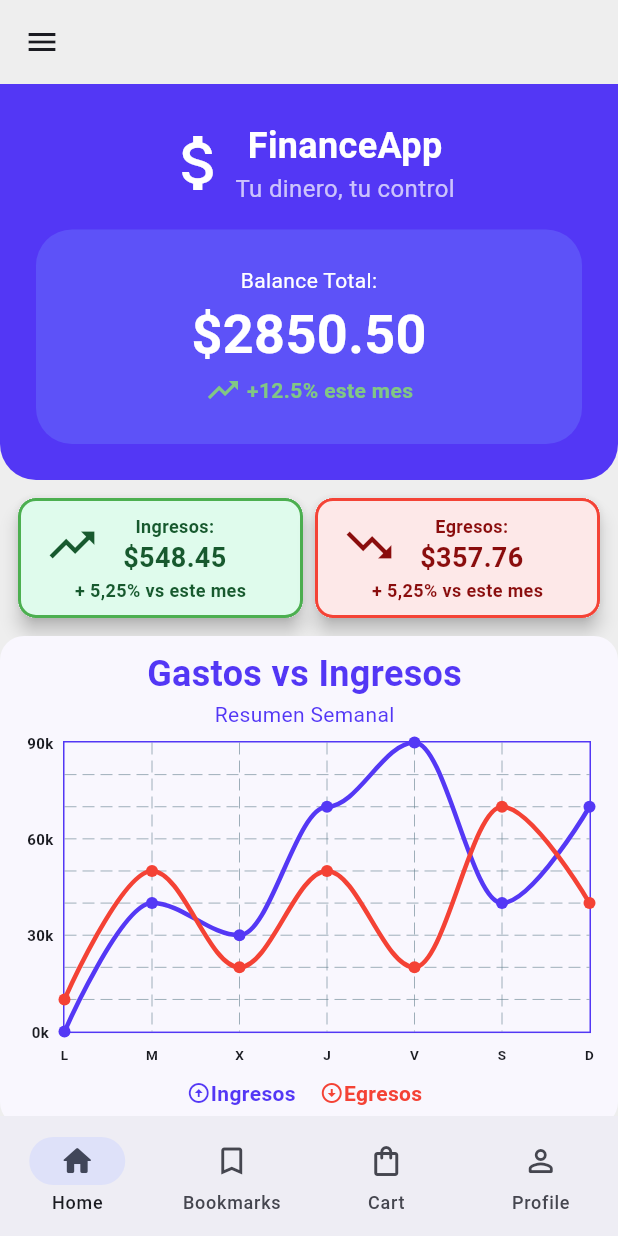
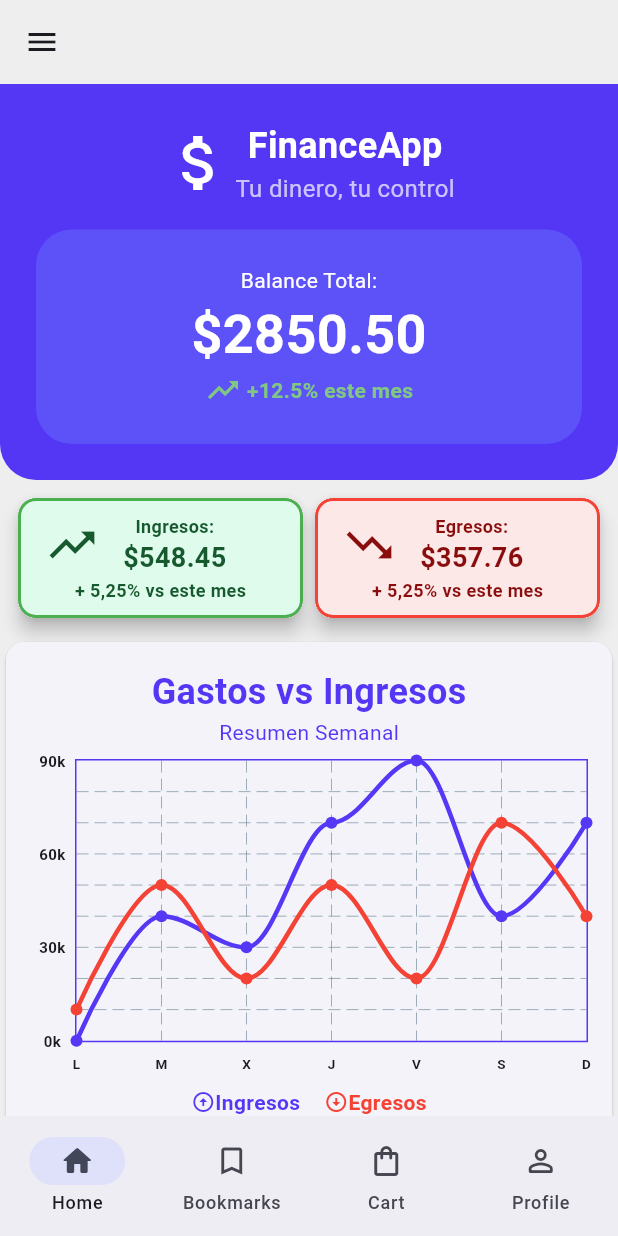
Before and after one commit to VECTOR416/Flutter-Manejo-Divisas, a Flutter app: the screen it shows after launch, on a phone screen of 412 x 824 dp. Run offline on Flutter 3.47's test engine with Material 3 defaults, Android fonts, the phone set to English and light mode, and no system bars; drawn by our look-alikes of fl_chart; our stand-ins replace go_router.

Commit message:
refactor(homescreen): Cambios en la estructura del contenedor de linechart y en la estructura de presupuestos

```diff
--- a/lib/presentation/widgets/home-screen/budget_card.dart
+++ b/lib/presentation/widgets/home-screen/budget_card.dart
@@ -9,7 +9,7 @@ class BudgetCard extends StatelessWidget {
   @override
   Widget build(BuildContext context) {
     return Card(
-      shape: RoundedRectangleBorder(borderRadius: BorderRadius.circular(16)),
+      //shape: RoundedRectangleBorder(borderRadius: BorderRadius.circular(16)),
       child: Padding(
         padding: const EdgeInsets.all(16.0),
         child: Column(
--- a/lib/presentation/widgets/home-screen/custom_line_chart.dart
+++ b/lib/presentation/widgets/home-screen/custom_line_chart.dart
@@ -6,12 +6,9 @@ class CustomLineChart extends StatelessWidget {
 
   @override
   Widget build(BuildContext context) {
-    return Container(
-      padding: EdgeInsets.fromLTRB(12, 8, 18, 12),
-      decoration: BoxDecoration(
-        color: Color(0xFFf9f7fe),
-        borderRadius: BorderRadius.all(Radius.circular(16)),
-      ),
+    return Card(
+      child: Padding(
+        padding: EdgeInsets.all(16),
         child: Column(
           children: [
             Text("Gastos vs Ingresos", style: TextStyle(fontSize: 24, fontWeight: FontWeight.bold, color: Color(0xFF5337F5))),
@@ -33,6 +30,7 @@ class CustomLineChart extends StatelessWidget {
               ],
             )
           ],
+        ),
       ),
     );
   }
```
Lines whose indentation alone changed are shown as unchanged.
